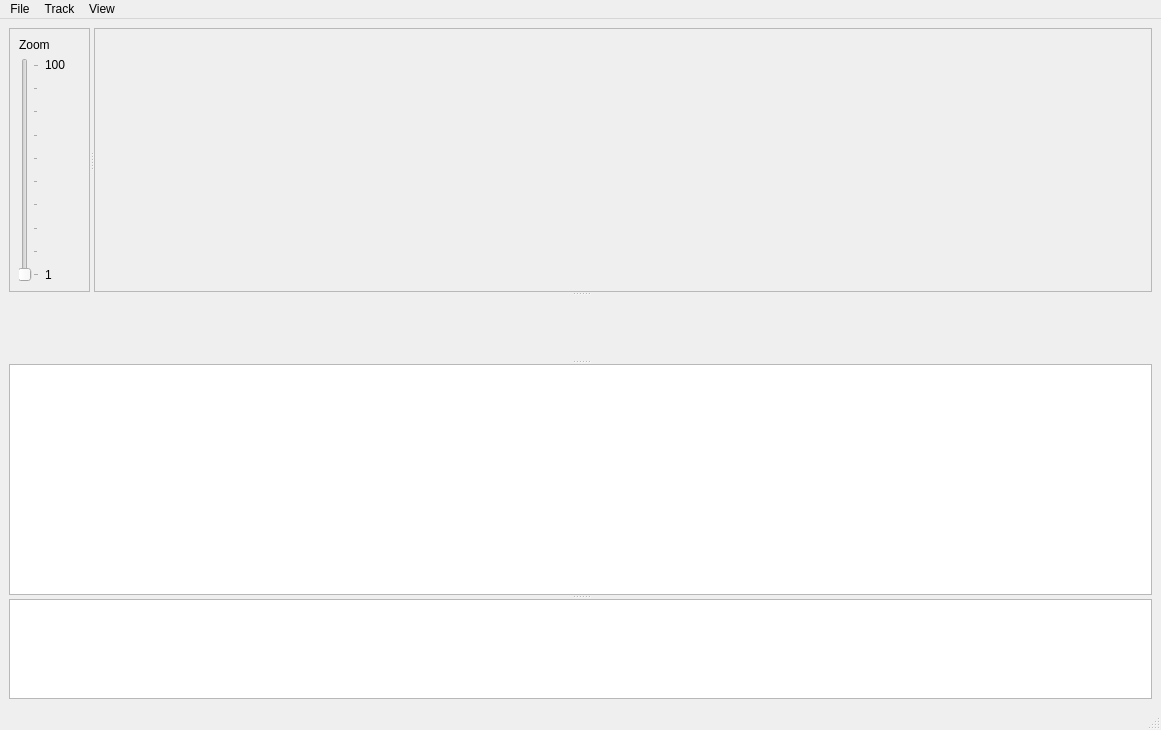
Before: the Qt Designer form trackeditor/TrackEditor.ui in martinrunge/trackeditor, drawn with Qt 5.
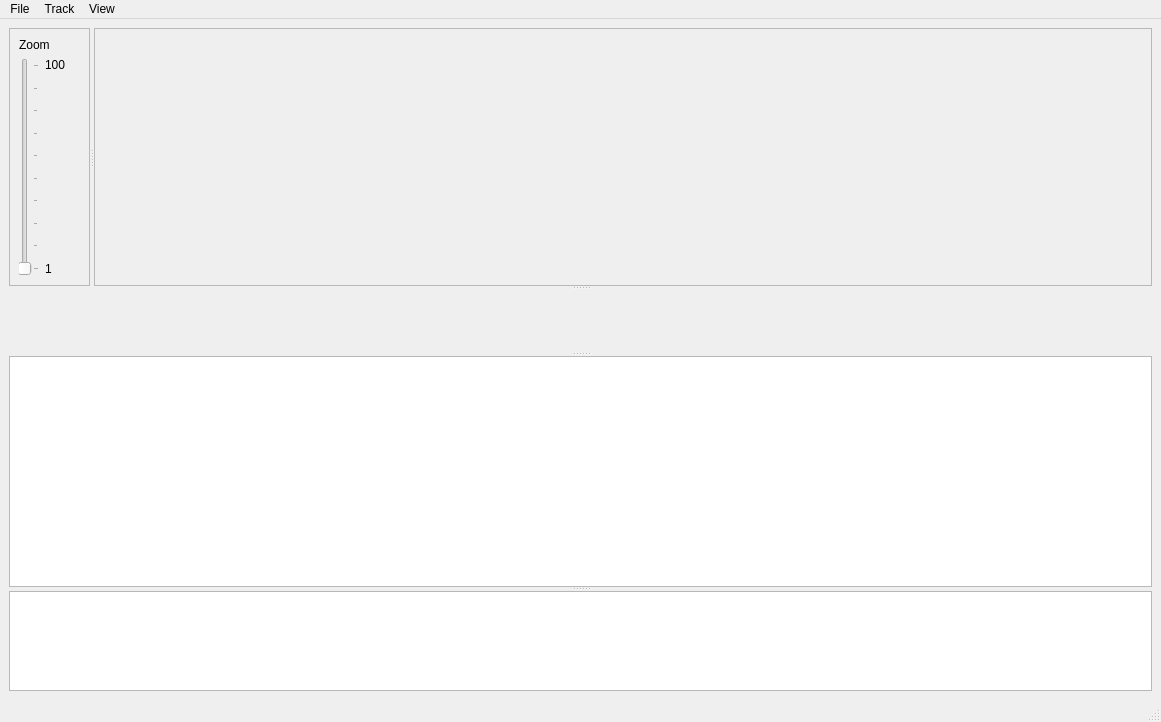
After: the same form once the commit is applied.

What changed in the file:
```diff
--- a/trackeditor/TrackEditor.ui
+++ b/trackeditor/TrackEditor.ui
@@ -6,7 +6,7 @@
     <x>0</x>
     <y>0</y>
     <width>1161</width>
-    <height>730</height>
+    <height>722</height>
    </rect>
   </property>
   <property name="windowTitle" >
@@ -134,8 +134,8 @@
           <rect>
            <x>0</x>
            <y>0</y>
-           <width>1054</width>
-           <height>262</height>
+           <width>1063</width>
+           <height>255</height>
           </rect>
          </property>
         </widget>
```
Left out of the diff: 11 changed lines with no effect on the pictures.
